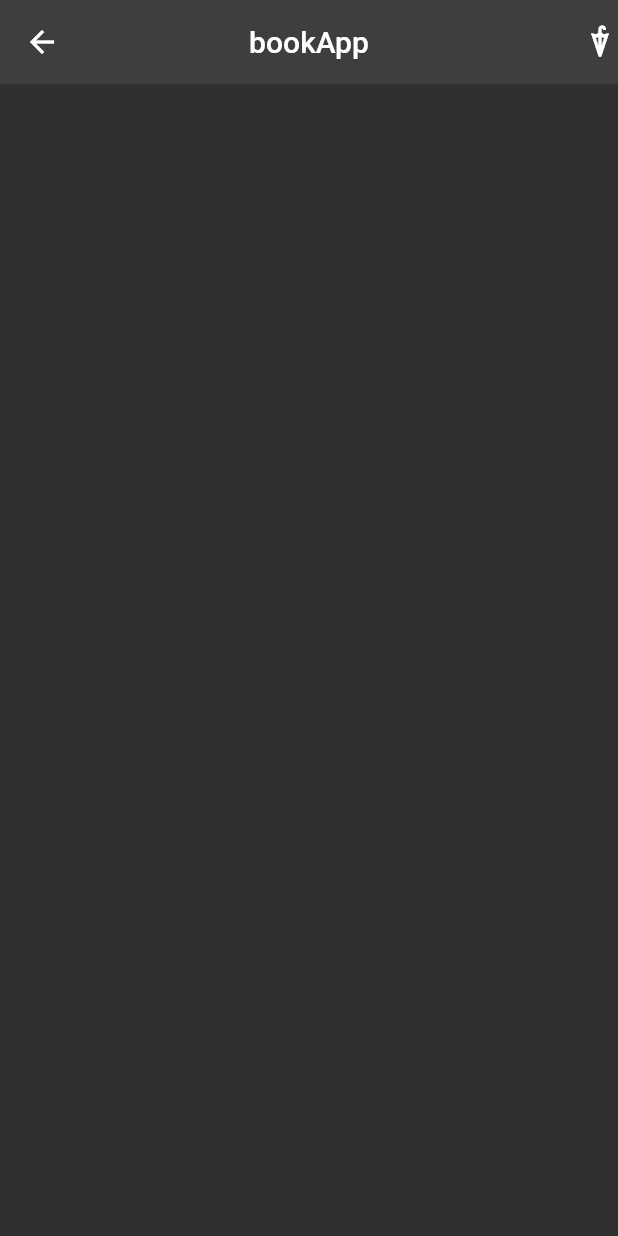
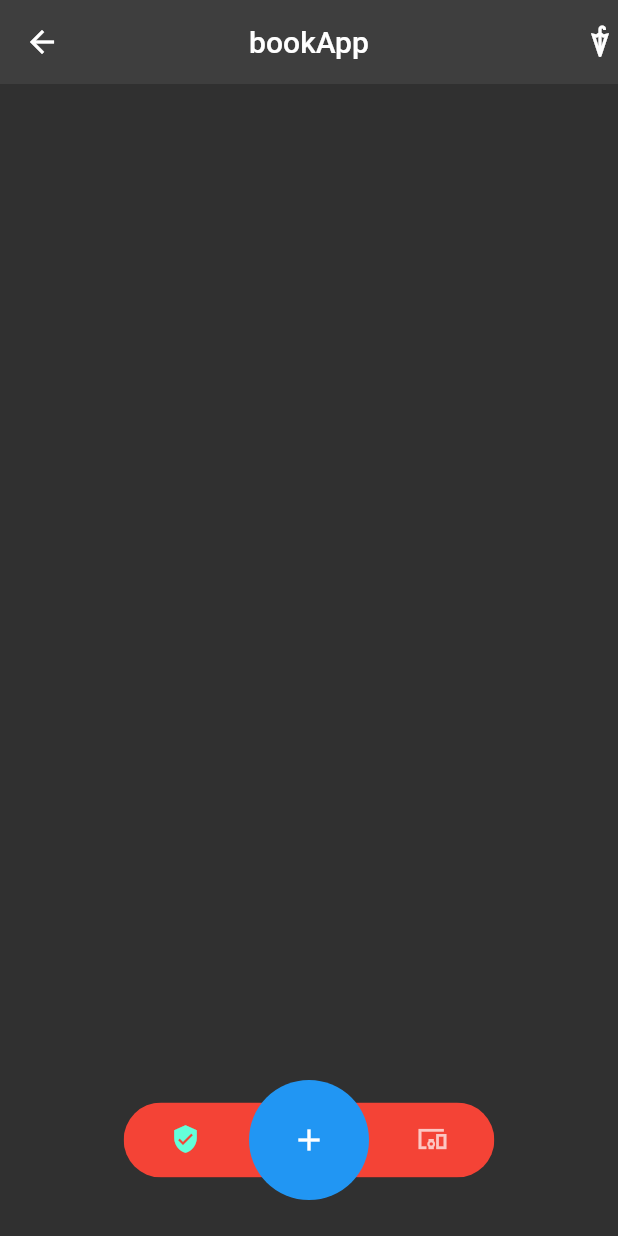
Before and after one commit to Filippo831/bookAppFlutter, a Flutter app: the screen it shows after launch, on a phone screen of 412 x 824 dp. Run offline on Flutter 3.47's test engine with Material 2 defaults, Android fonts, the phone set to English and light mode, and no system bars.

Commit message:
bottom navbar style

```diff
--- /dev/null
+++ b/lib/components/navbar/navbar.dart
@@ -0,0 +1,55 @@
+import 'package:flutter/material.dart';
+
+class NavbarComponent extends StatelessWidget {
+  @override
+  Widget build(BuildContext context) {
+    var size = MediaQuery.of(context).size;
+    return SafeArea(
+      child: Container(
+        margin: EdgeInsets.fromLTRB(size.width * 0.2, 0, size.width * 0.2, 14),
+        height: 100,
+        child: Stack(
+          children: [
+            Center(
+              child: Container(
+                  height: 50,
+                child: ClipRRect(
+                  borderRadius: BorderRadius.all(Radius.circular(30)),
+                  child: BottomNavigationBar(
+                    backgroundColor: Colors.red,
+                    showUnselectedLabels: false,
+                    showSelectedLabels: false,
+                    iconSize: 20,
+                    items: [
+                      BottomNavigationBarItem(
+                          icon: Icon(Icons.verified_user), title: Text("ciao")),
+                      BottomNavigationBarItem(
+                        icon: Icon(Icons.list),
+                        title: Text("ciao"),
+                      ),
+                      BottomNavigationBarItem(
+                          icon: Icon(Icons.devices_other_sharp), title: Text("hi")),
+                    ],
+                  ),
+                ),
+              ),
+            ),
+            Center(
+              child: Positioned(
+                child: Container(
+                  height: 80,
+                  width: 80,
+                  decoration: BoxDecoration(
+                    color: Colors.blue,
+                    borderRadius: BorderRadius.all(Radius.circular(50)),
+                  ),
+                  child: Icon(Icons.add),
+                ),
+              ),
+            ),
+          ],
+        ),
+      ),
+    );
+  }
+}
--- a/lib/homePage.dart
+++ b/lib/homePage.dart
@@ -1,3 +1,4 @@
+import 'package:bookapp/components/navbar/navbar.dart';
 import 'package:flutter/material.dart';
 
 class HomePage extends StatefulWidget {
@@ -21,6 +22,7 @@ class _HomePageState extends State<HomePage> {
             backgroundColor: Color(0x11ffffff),
             centerTitle: true,
         ),
+        bottomNavigationBar: NavbarComponent(),
 
     );
   }
```
